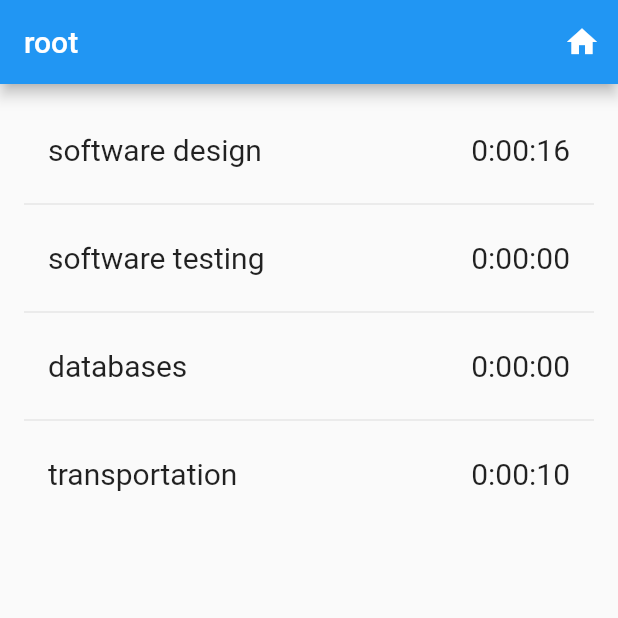
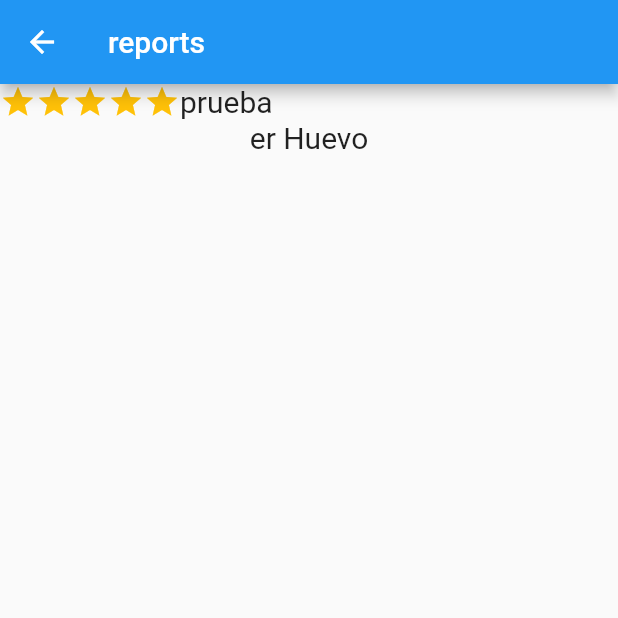
Before and after one commit to gaspar44/software-design-exercicies, a Flutter app: the screen it shows after launch, after a tap on the "home" icon, on a phone screen of 412 x 824 dp, the top half of it. Run offline on Flutter 3.47's test engine with Material 2 defaults, Android fonts, the phone set to English and light mode, and no system bars.

Commit message:
Added page_report. - Changed page activities to call the report

```diff
--- a/codelab_timetracker/lib/page_activities.dart
+++ b/codelab_timetracker/lib/page_activities.dart
@@ -1,4 +1,5 @@
 import 'package:codelab_timetracker/page_intervals.dart';
+import 'package:codelab_timetracker/page_report.dart';
 import 'package:codelab_timetracker/tree.dart';
 import 'package:flutter/material.dart';
 
@@ -29,8 +30,13 @@ class _PageActivitiesState extends State<PageActivities> {
         title: Text(tree.root.name),
         actions: <Widget>[
           IconButton(icon: Icon(Icons.home),
-              onPressed: () {}
-            // TODO go home page = root
+            onPressed: () {
+              Navigator.of(context)
+                  .push(MaterialPageRoute<void>(
+                builder: (context) => PageReport(),
+              ));
+            },
+          // TODO go home page = root
           ),
           //TODO other actions
         ],
--- /dev/null
+++ b/codelab_timetracker/lib/page_report.dart
@@ -0,0 +1,40 @@
+import 'package:flutter/material.dart';
+
+class PageReport extends StatefulWidget {
+  const PageReport({Key? key}) : super(key: key);
+
+  @override
+  _PageReportState createState() => _PageReportState();
+}
+
+class _PageReportState extends State<PageReport> {
+  @override
+  Widget build(BuildContext context) {
+    return Scaffold(
+      appBar: AppBar(
+        title: Text("reports"),
+      ),
+        body : Container(
+
+          child :  new Column(
+            children: [
+              buildRow(),
+              Text("er Huevo")
+            ],
+          ),//buildRow(),
+        )
+    );
+  }
+
+  Widget buildRow() =>
+      Row(
+        children: [
+          Icon(Icons.star, color:  Colors.amber,),
+          Icon(Icons.star, color:  Colors.amber,),
+          Icon(Icons.star, color:  Colors.amber,),
+          Icon(Icons.star, color:  Colors.amber,),
+          Icon(Icons.star, color:  Colors.amber,),
+          Text("prueba")
+        ],
+      );
+}
```
